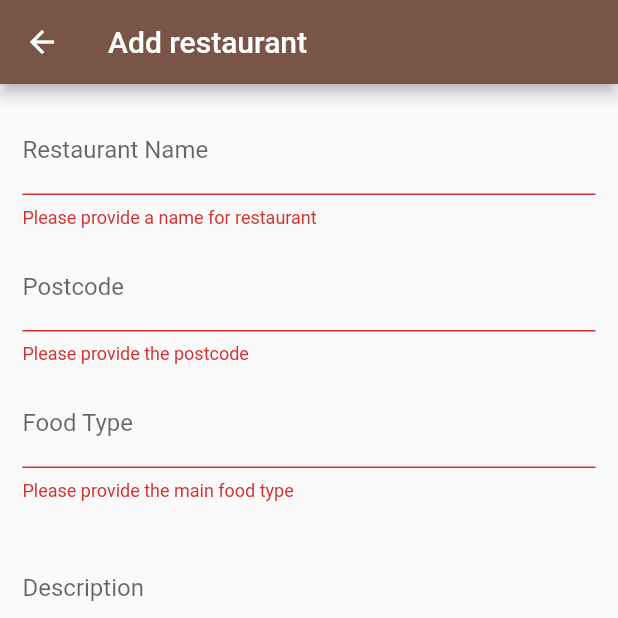
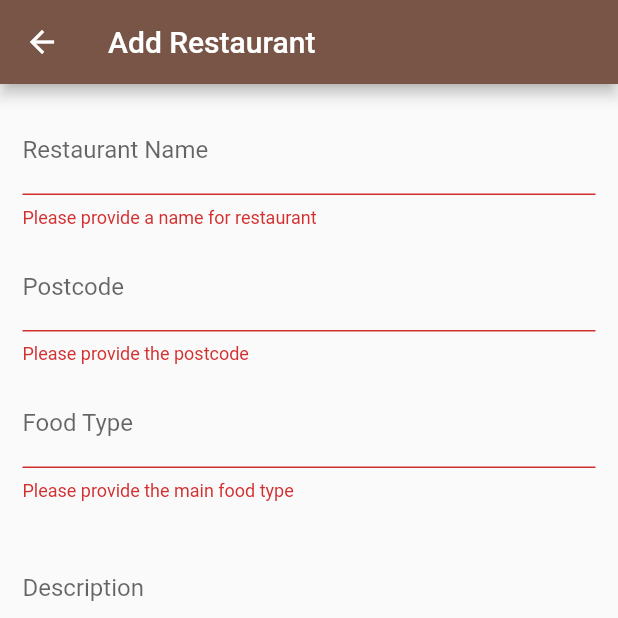
Before and after one commit to AhmedOsaama/Restaurant-Reviews-frontend, a Flutter app: the AddRestaurantScreen screen opened directly with empty values, after a tap on "Submit", on a phone screen of 412 x 824 dp, the top half of it. Run offline on Flutter 3.47's test engine with Material 2 defaults, Android fonts, the phone set to English and light mode, and no system bars; our stand-ins replace firebase_core, firebase_storage, flutter_markdown; missing offline and left inert: image_form_field; accounts and stored records are empty; network calls fail.

Commit message:
Added feature 4 and bug fixes

```diff
--- a/lib/screens/add_restaurant_screen.dart
+++ b/lib/screens/add_restaurant_screen.dart
@@ -59,7 +59,7 @@ class _AddRestaurantScreenState extends State<AddRestaurantScreen> {
   Widget build(BuildContext context) {
     return Scaffold(
       appBar: AppBar(
-        title: const Text("Add restaurant"),
+        title: const Text("Add Restaurant"),
       ),
       body: Padding(
         padding: EdgeInsets.all(15),
```
